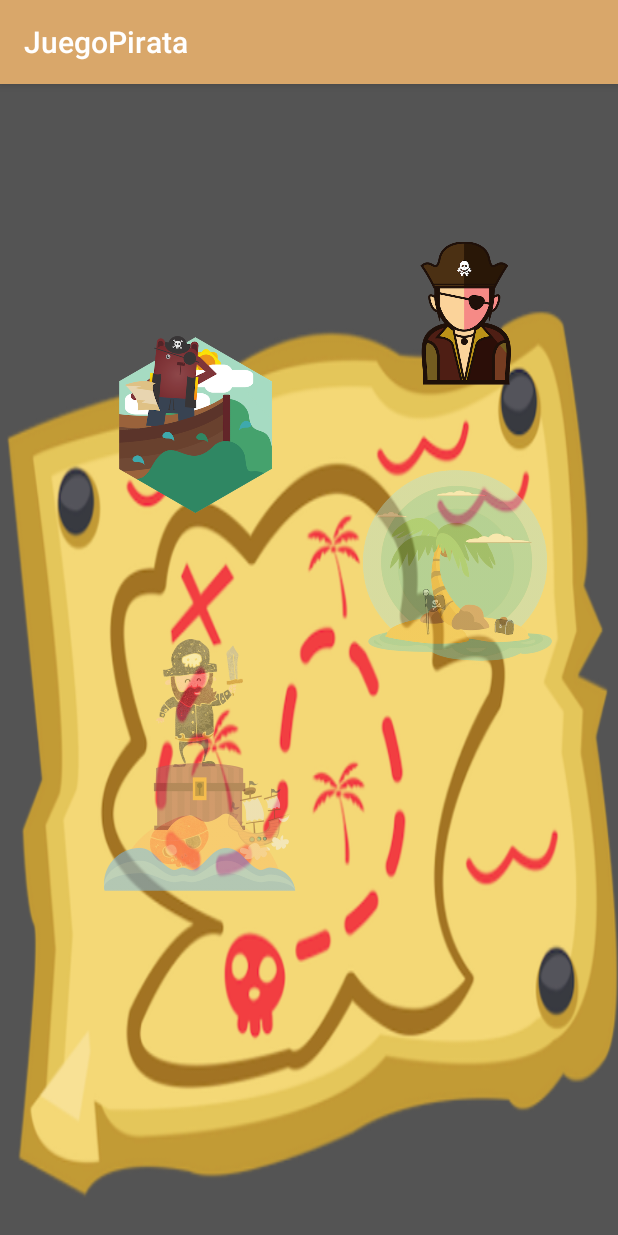
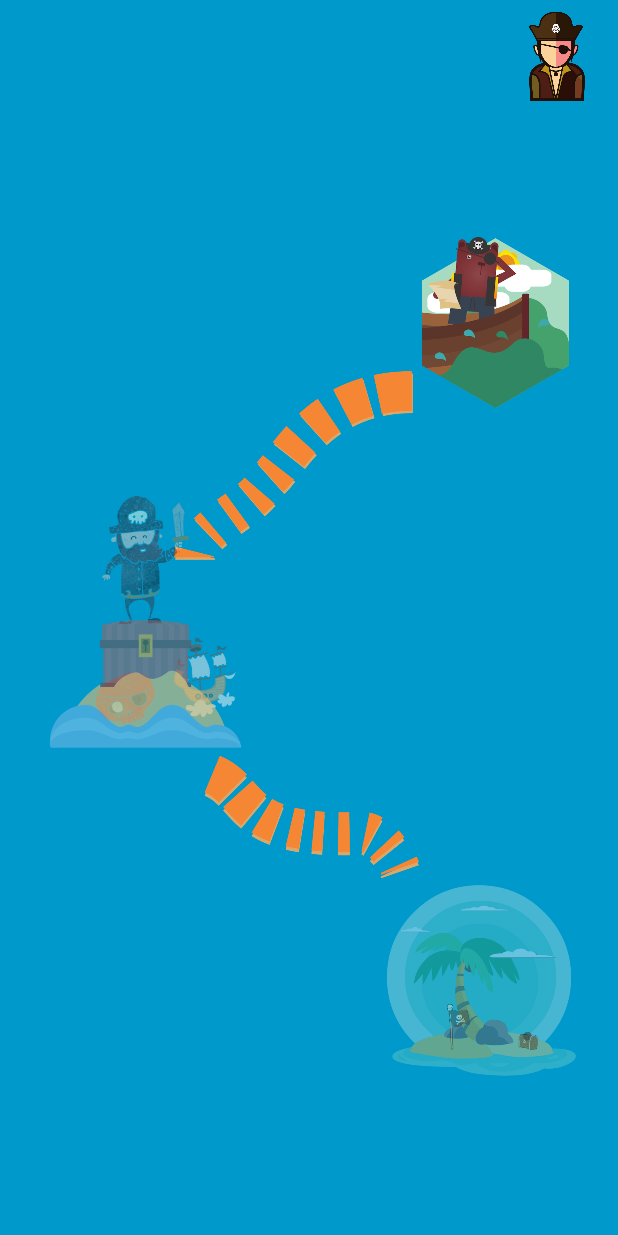
Before and after one commit to Luiz2323/JuegoPirata, an Android app: the Menu screen opened directly, with no data from a screen before it, on a phone screen of 412 x 824 dp. Run offline under Robolectric (Android 15) with nearby library versions, the phone set to English and light mode, and no system bars.

Commit message:
Cambio interfaz principal, nuevas imagenes, nuevo color, nuevo posicionamiento

```diff
--- a/JuegoPirata/app/src/main/java/com/e/juegopirata/controlador/Menu.java
+++ b/JuegoPirata/app/src/main/java/com/e/juegopirata/controlador/Menu.java
@@ -20,6 +20,7 @@ public class Menu extends AppCompatActivity {
     protected void onCreate(Bundle savedInstanceState) {
         super.onCreate(savedInstanceState);
         setContentView(R.layout.activity_menu);
+        getSupportActionBar().hide();
         inicializar();
     }
 
--- a/JuegoPirata/app/src/main/res/layout/activity_main.xml
+++ b/JuegoPirata/app/src/main/res/layout/activity_main.xml
@@ -46,8 +46,8 @@
 
     <ImageView
         android:id="@+id/imageView10"
-        android:layout_width="wrap_content"
-        android:layout_height="wrap_content"
+        android:layout_width="329dp"
+        android:layout_height="431dp"
         android:layout_marginTop="24dp"
         app:layout_constraintEnd_toEndOf="parent"
         app:layout_constraintStart_toStartOf="parent"
--- a/JuegoPirata/app/src/main/res/layout/activity_menu.xml
+++ b/JuegoPirata/app/src/main/res/layout/activity_menu.xml
@@ -3,55 +3,65 @@
     xmlns:app="http://schemas.android.com/apk/res-auto"
     xmlns:tools="http://schemas.android.com/tools"
     android:layout_width="match_parent"
-    android:background="@drawable/fondome"
     android:layout_height="match_parent"
+    android:background="@android:color/holo_blue_dark"
     tools:context=".controlador.Menu">
 
     <ImageView
-        android:id="@+id/imageView2"
-        android:layout_width="212dp"
-        android:layout_height="118dp"
-        android:layout_marginStart="16dp"
-        android:layout_marginLeft="16dp"
-        android:layout_marginTop="168dp"
-        android:src="@drawable/isla"
-
+        android:id="@+id/imageView11"
+        android:layout_width="227dp"
+        android:layout_height="338dp"
+        android:layout_marginEnd="16dp"
+        android:layout_marginRight="16dp"
+        app:layout_constraintBottom_toBottomOf="parent"
+        app:layout_constraintEnd_toEndOf="parent"
+        app:layout_constraintHorizontal_bias="0.497"
         app:layout_constraintStart_toStartOf="parent"
-        app:layout_constraintTop_toTopOf="parent" />
+        app:layout_constraintTop_toTopOf="parent"
+        app:layout_constraintVertical_bias="0.509"
+        app:srcCompat="@drawable/camino_islas" />
 
     <ImageView
+        android:id="@+id/imageView2"
+        android:layout_width="179dp"
+        android:layout_height="114dp"
+
+        android:layout_marginTop="90dp"
+        android:src="@drawable/isla"
+        app:layout_constraintEnd_toEndOf="parent"
+        app:layout_constraintTop_toBottomOf="@+id/personajes" />
+
+    <ImageView
+        android:id="@+id/imageView8"
         android:layout_width="201dp"
         android:layout_height="170dp"
-        android:layout_marginStart="36dp"
-        android:layout_marginLeft="36dp"
-        android:layout_marginTop="84dp"
+        android:layout_marginTop="8dp"
         android:src="@drawable/islaa"
+        app:layout_constraintBottom_toBottomOf="parent"
         app:layout_constraintStart_toStartOf="parent"
-        app:layout_constraintTop_toBottomOf="@+id/imageView2"
+        app:layout_constraintTop_toTopOf="parent"
+        app:layout_constraintVertical_bias="0.499"
         tools:ignore="MissingConstraints" />
 
     <ImageView
         android:layout_width="134dp"
         android:layout_height="173dp"
-        android:layout_marginTop="232dp"
-        android:layout_marginEnd="40dp"
-        android:layout_marginRight="40dp"
+        android:layout_marginTop="64dp"
+        android:layout_marginEnd="24dp"
+        android:layout_marginRight="24dp"
         android:src="@drawable/isla4"
+        app:layout_constraintEnd_toEndOf="parent"
+        app:layout_constraintTop_toBottomOf="@+id/imageView8" />
+
+    <ImageView
+        android:id="@+id/personajes"
+        android:layout_width="60dp"
+        android:layout_height="60dp"
+        android:layout_marginTop="8dp"
+        android:layout_marginEnd="8dp"
+        android:layout_marginRight="8dp"
+        android:src="@drawable/personajes"
         app:layout_constraintEnd_toEndOf="parent"
         app:layout_constraintTop_toTopOf="parent" />
 
-    <ImageView
-        android:id="@+id/personajes"
-        android:layout_width="110dp"
-        android:layout_height="96dp"
-        android:layout_marginStart="260dp"
-        android:layout_marginLeft="260dp"
-        android:layout_marginTop="8dp"
-        android:layout_marginBottom="464dp"
-        android:src="@drawable/personajes"
-        app:layout_constraintBottom_toBottomOf="parent"
-        app:layout_constraintStart_toStartOf="parent"
-        app:layout_constraintTop_toTopOf="parent"
-        app:layout_constraintVertical_bias="0.485" />
-
 </androidx.constraintlayout.widget.ConstraintLayout>
```
Also changed, not shown: JuegoPirata/app/src/main/res/drawable/camino_islas.png (added).
